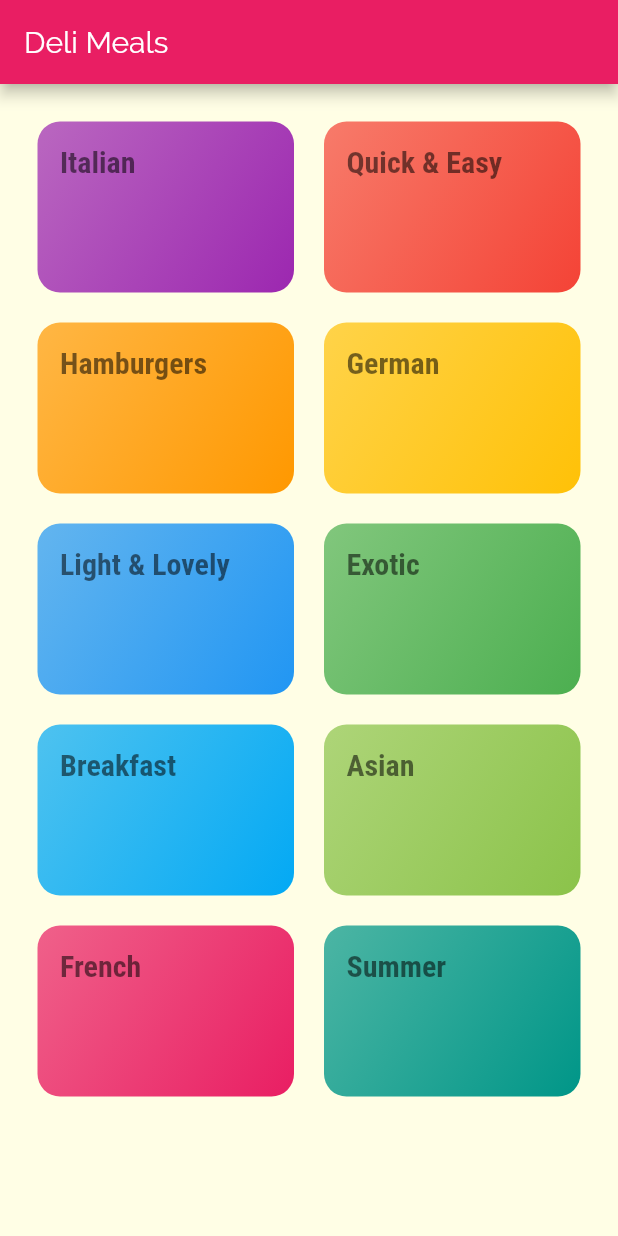
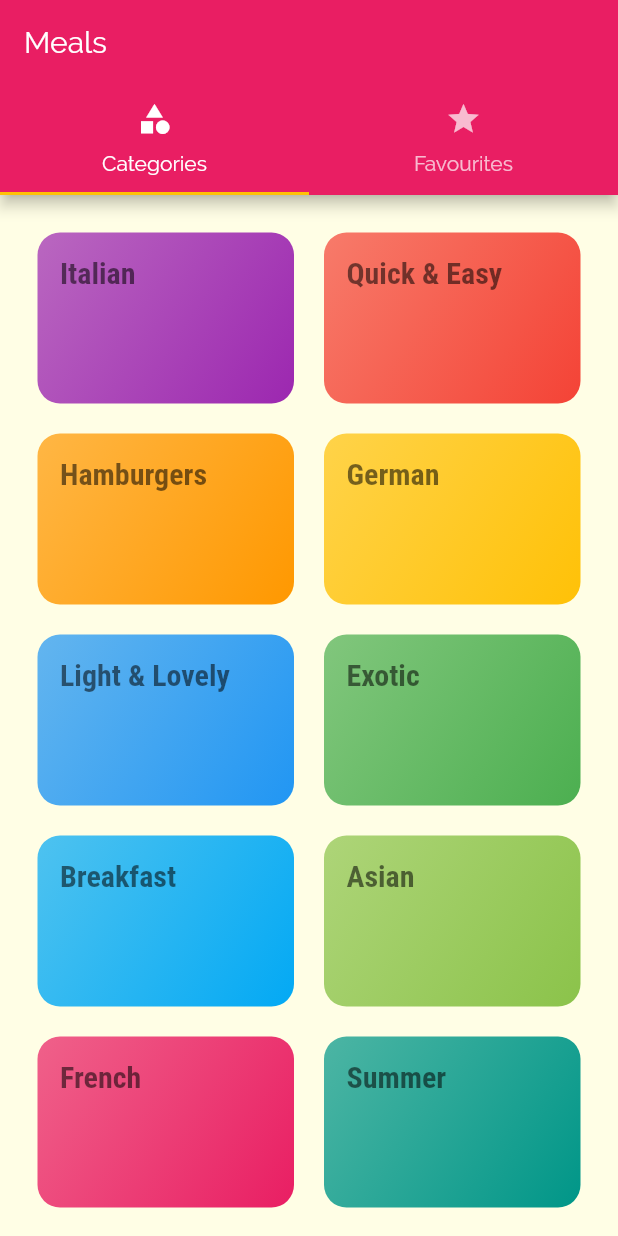
Before and after one commit to LeftTwixWand/MealsApp, a Flutter app: the screen it shows after launch, on a phone screen of 412 x 824 dp. Run offline on Flutter 3.47's test engine with Material 2 defaults, Android fonts, the phone set to English and light mode, and no system bars.

Commit message:
Added new tab view with  the favourite page

```diff
--- a/lib/main.dart
+++ b/lib/main.dart
@@ -1,4 +1,5 @@
 import 'package:flutter/material.dart';
+import './screens/tabs_screen.dart';
 import './screens/meal_detail_screen.dart';
 import './screens/category_meals_screen.dart';
 import './screens/categories_screen.dart';
@@ -29,7 +30,7 @@ class MyApp extends StatelessWidget {
               ),
             ),
       ),
-      home: CategoriesScreen(),
+      home: TabScreen(),
       routes: {
         CategoryMealsScreen.routeName: (ctx) => CategoryMealsScreen(),
         MealDetailScreen.routeName: (ctx) => MealDetailScreen(),
--- a/lib/screens/categories_screen.dart
+++ b/lib/screens/categories_screen.dart
@@ -3,15 +3,8 @@ import '../widgets/category_item.dart';
 import '../my_data.dart';
 
 class CategoriesScreen extends StatelessWidget {
-  const CategoriesScreen() : super();
-
   @override
-  Widget build(BuildContext context) {
-    return Scaffold(
-      appBar: AppBar(
-        title: const Text('Deli Meals'),
-      ),
-      body: GridView(
+  Widget build(BuildContext context) => GridView(
         children: MY_CATEGORIES
             .map((catData) =>
                 CategoryItem(catData.id, catData.title, catData.color))
@@ -23,7 +16,5 @@ class CategoriesScreen extends StatelessWidget {
           crossAxisSpacing: 20,
           mainAxisSpacing: 20,
         ),
-      ),
-    );
-  }
+      );
 }
--- /dev/null
+++ b/lib/screens/favourites_screen.dart
@@ -0,0 +1,10 @@
+import 'package:flutter/material.dart';
+
+class FavouritesScreen extends StatelessWidget {
+  @override
+  Widget build(BuildContext context) {
+    return Center(
+      child: Text('Text!!!!'),
+    );
+  }
+}
--- /dev/null
+++ b/lib/screens/tabs_screen.dart
@@ -0,0 +1,40 @@
+import 'package:flutter/material.dart';
+import './favourites_screen.dart';
+import './categories_screen.dart';
+
+class TabScreen extends StatefulWidget {
+  @override
+  _TabScreenState createState() => _TabScreenState();
+}
+
+class _TabScreenState extends State<TabScreen> {
+  @override
+  Widget build(BuildContext context) {
+    return DefaultTabController(
+      length: 2,
+      child: Scaffold(
+        appBar: AppBar(
+          title: Text('Meals'),
+          bottom: TabBar(
+            tabs: <Widget>[
+              Tab(
+                icon: Icon(Icons.category),
+                text: 'Categories',
+              ),
+              Tab(
+                icon: Icon(Icons.star),
+                text: 'Favourites',
+              ),
+            ],
+          ),
+        ),
+        body: TabBarView(
+          children: <Widget>[
+            CategoriesScreen(),
+            FavouritesScreen(),
+          ],
+        ),
+      ),
+    );
+  }
+}
```
